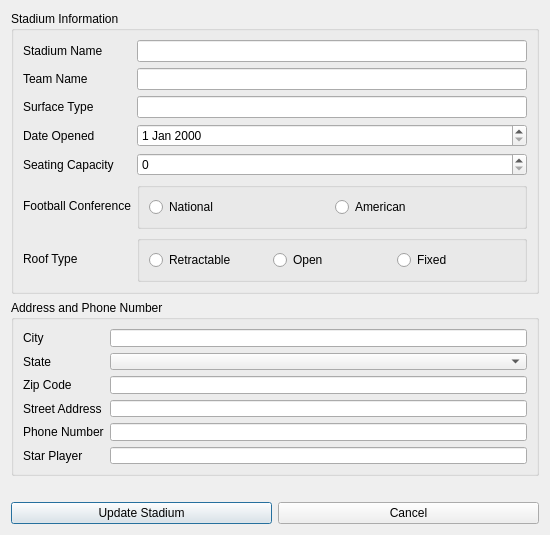
Above: ui/modifystadium.ui from AcmeDVoid/Lets-Play-Football before the change. Below: the same form after it.
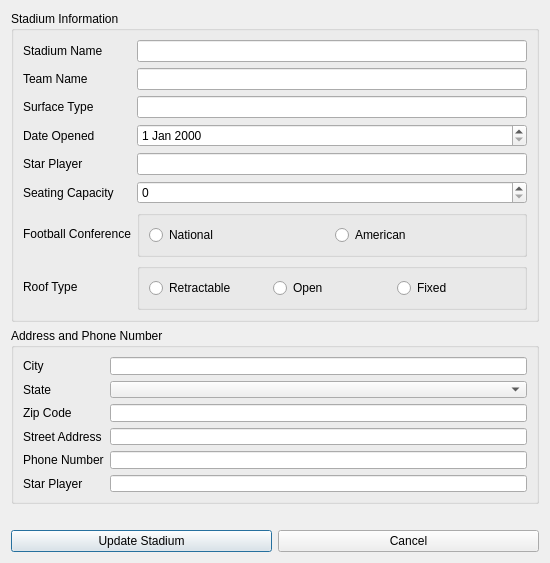
That is the form after the change. Icons and pictures are not drawn.

The edit to the form file:
```diff
--- a/ui/modifystadium.ui
+++ b/ui/modifystadium.ui
@@ -30,6 +30,62 @@
             <string>Stadium Information</string>
            </property>
            <layout class="QGridLayout" name="gridLayout_2">
+            <item row="10" column="1">
+             <widget class="QGroupBox" name="groupBox_4">
+              <property name="title">
+               <string/>
+              </property>
+              <layout class="QHBoxLayout" name="horizontalLayout_2">
+               <item>
+                <widget class="QRadioButton" name="radioRetrackableButton">
+                 <property name="text">
+                  <string>Retractable</string>
+                 </property>
+                </widget>
+               </item>
+               <item>
+                <widget class="QRadioButton" name="grassRadioButton">
+                 <property name="text">
+                  <string>Open</string>
+                 </property>
+                </widget>
+               </item>
+               <item>
+                <widget class="QRadioButton" name="astroTurfRadioButton">
+                 <property name="text">
+                  <string>Fixed</string>
+                 </property>
+                </widget>
+               </item>
+              </layout>
+             </widget>
+            </item>
+            <item row="7" column="1">
+             <widget class="QGroupBox" name="groupBox_3">
+              <property name="title">
+               <string/>
+              </property>
+              <layout class="QHBoxLayout" name="horizontalLayout">
+               <item>
+                <widget class="QRadioButton" name="nationalLeagueRadioButton">
+                 <property name="text">
+                  <string>National</string>
+                 </property>
+                </widget>
+               </item>
+               <item>
+                <widget class="QRadioButton" name="americanLeagueRadioButton">
+                 <property name="text">
+                  <string>American</string>
+                 </property>
+                </widget>
+               </item>
+              </layout>
+             </widget>
+            </item>
+            <item row="1" column="1">
+             <widget class="QLineEdit" name="teamName"/>
+            </item>
             <item row="2" column="0">
              <widget class="QLabel" name="labelTypology">
               <property name="text">
@@ -61,7 +117,7 @@
               </property>
              </widget>
             </item>
-            <item row="4" column="1">
+            <item row="5" column="1">
              <widget class="QSpinBox" name="capacity"/>
             </item>
             <item row="0" column="1">
@@ -70,82 +126,36 @@
             <item row="3" column="1">
              <widget class="QDateEdit" name="dateOpened"/>
             </item>
-            <item row="4" column="0">
+            <item row="5" column="0">
              <widget class="QLabel" name="label_10">
               <property name="text">
                <string>Seating Capacity</string>
               </property>
              </widget>
             </item>
-            <item row="9" column="0">
+            <item row="10" column="0">
              <widget class="QLabel" name="label_11">
               <property name="text">
                <string>Roof Type</string>
               </property>
              </widget>
             </item>
-            <item row="1" column="1">
-             <widget class="QLineEdit" name="teamName"/>
-            </item>
-            <item row="6" column="0">
+            <item row="7" column="0">
              <widget class="QLabel" name="label_8">
               <property name="text">
                <string>Football Conference</string>
               </property>
              </widget>
             </item>
-            <item row="9" column="1">
-             <widget class="QGroupBox" name="groupBox_4">
-              <property name="title">
-               <string/>
+            <item row="4" column="0">
+             <widget class="QLabel" name="label">
+              <property name="text">
+               <string>Star Player</string>
               </property>
-              <layout class="QHBoxLayout" name="horizontalLayout_2">
-               <item>
-                <widget class="QRadioButton" name="radioRetrackableButton">
-                 <property name="text">
-                  <string>Retractable</string>
-                 </property>
-                </widget>
-               </item>
-               <item>
-                <widget class="QRadioButton" name="grassRadioButton">
-                 <property name="text">
-                  <string>Open</string>
-                 </property>
-                </widget>
-               </item>
-               <item>
-                <widget class="QRadioButton" name="astroTurfRadioButton">
-                 <property name="text">
-                  <string>Fixed</string>
-                 </property>
-                </widget>
-               </item>
-              </layout>
              </widget>
             </item>
-            <item row="6" column="1">
-             <widget class="QGroupBox" name="groupBox_3">
-              <property name="title">
-               <string/>
-              </property>
-              <layout class="QHBoxLayout" name="horizontalLayout">
-               <item>
-                <widget class="QRadioButton" name="nationalLeagueRadioButton">
-                 <property name="text">
-                  <string>National</string>
-                 </property>
-                </widget>
-               </item>
-               <item>
-                <widget class="QRadioButton" name="americanLeagueRadioButton">
-                 <property name="text">
-                  <string>American</string>
-                 </property>
-                </widget>
-               </item>
-              </layout>
-             </widget>
+            <item row="4" column="1">
+             <widget class="QLineEdit" name="starPlayer_2"/>
             </item>
            </layout>
           </widget>
```
